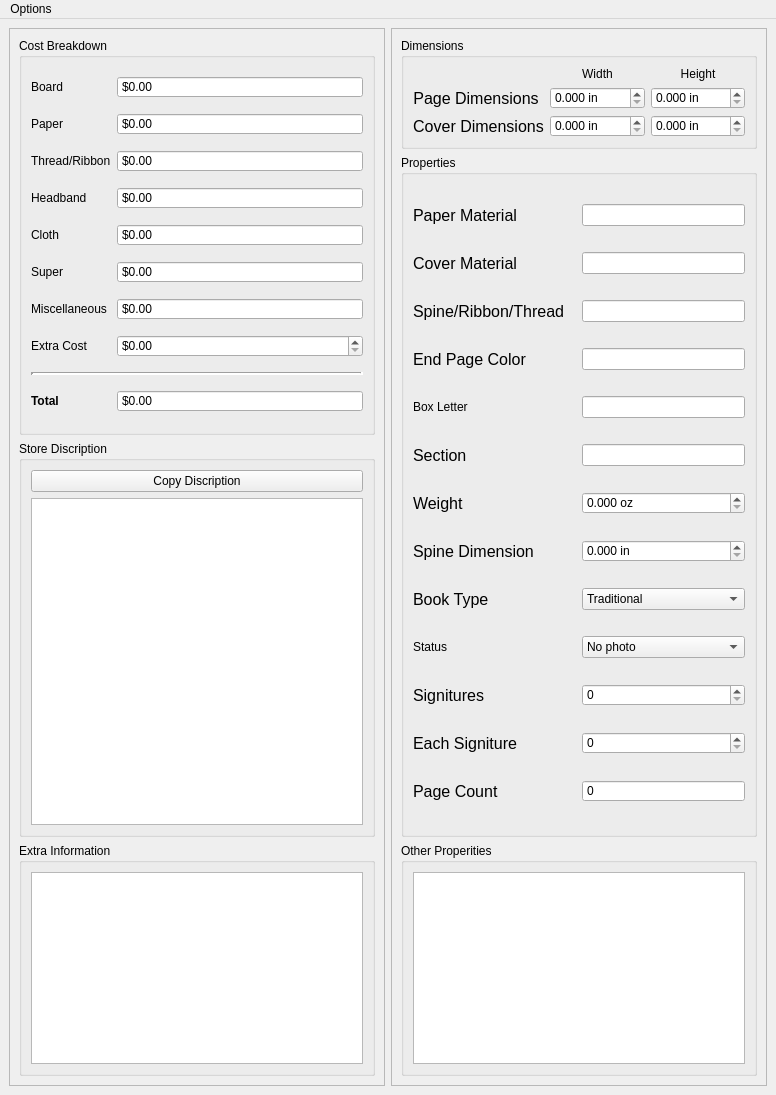
The window that mainwindow.ui (farinc/book-tracker) describes before a commit, drawn with Qt 5.
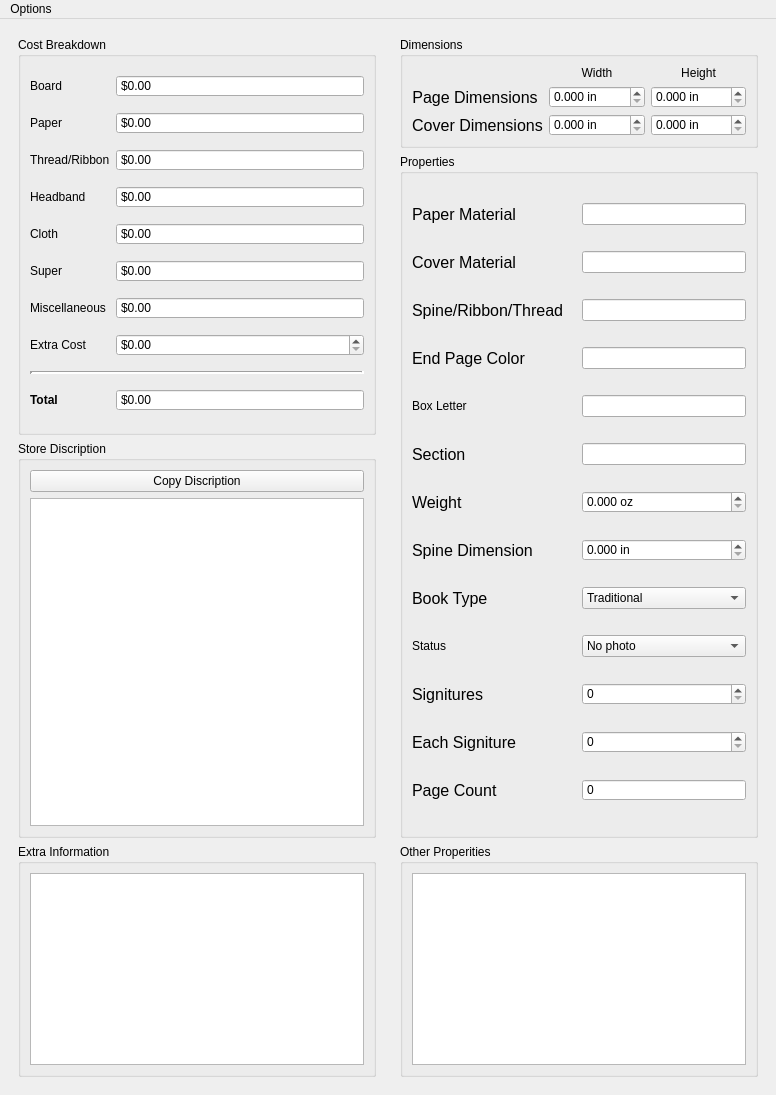
The same window after the commit.

Patch:
```diff
--- a/mainwindow.ui
+++ b/mainwindow.ui
@@ -37,7 +37,7 @@
     <item row="0" column="0" rowspan="4">
      <widget class="QFrame" name="frame">
       <property name="frameShape">
-       <enum>QFrame::StyledPanel</enum>
+       <enum>QFrame::NoFrame</enum>
       </property>
       <property name="frameShadow">
        <enum>QFrame::Raised</enum>
@@ -479,7 +479,7 @@
     <item row="0" column="3" rowspan="4">
      <widget class="QFrame" name="frame_2">
       <property name="frameShape">
-       <enum>QFrame::StyledPanel</enum>
+       <enum>QFrame::NoFrame</enum>
       </property>
       <property name="frameShadow">
        <enum>QFrame::Raised</enum>
```
